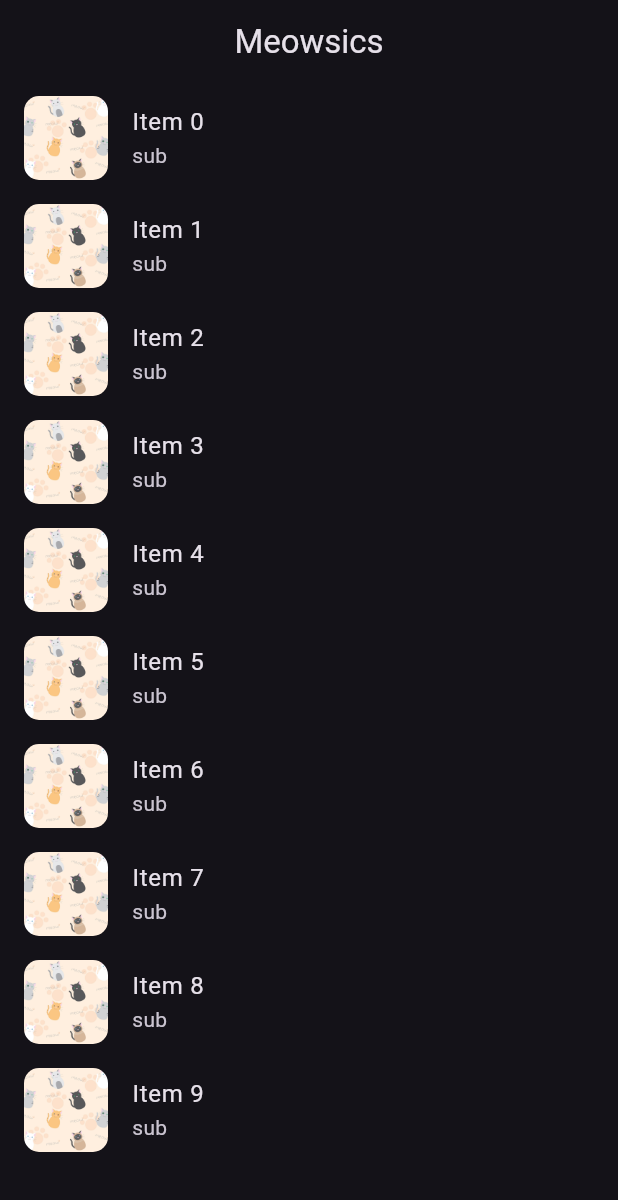
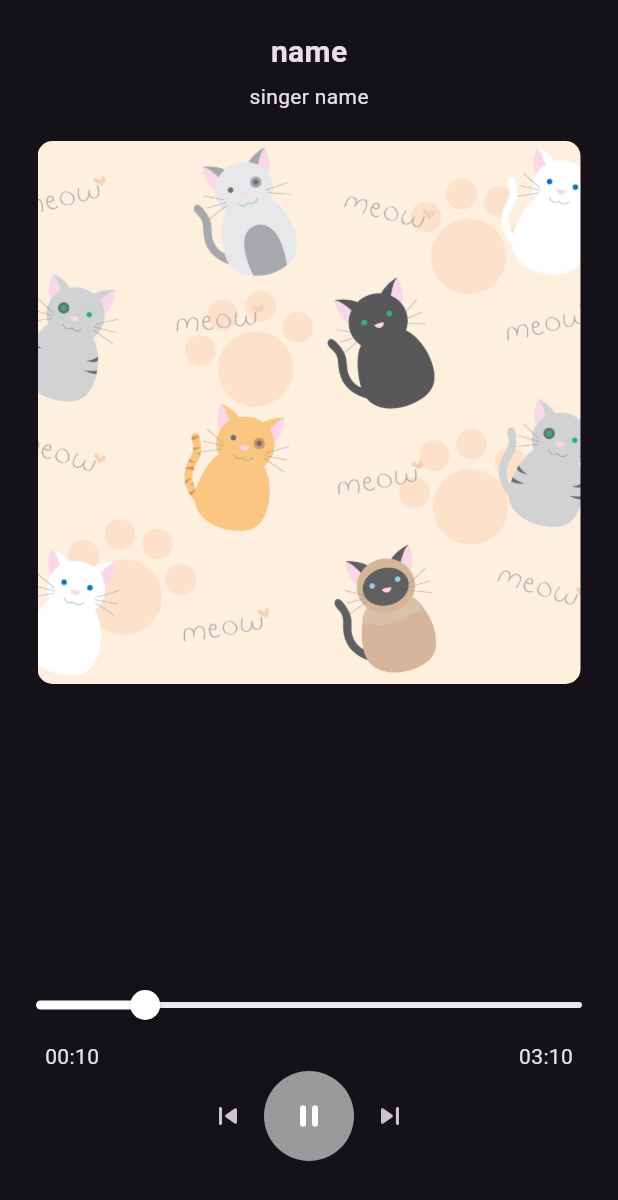
Before and after one commit to hadiseh39/flutter-music-player, a Flutter app: the screen it shows after launch, after a tap on an icon or button, on a phone screen of 412 x 824 dp. Shown: the top 1200 px of the screen. Run offline on Flutter 3.47's test engine with Material 3 defaults, Android fonts, the phone set to English and light mode, and no system bars.

Commit message:
added new page

```diff
--- a/lib/screens/home_page.dart
+++ b/lib/screens/home_page.dart
@@ -1,4 +1,5 @@
 import 'package:flutter/material.dart';
+import 'package:music_player/screens/play_page.dart';
 
 class HomePage extends StatefulWidget {
   const HomePage({super.key});
@@ -26,7 +27,9 @@ class _HomePageState extends State<HomePage> {
               title: Text('Item $index'),
               subtitle: Text('sub'),
               onTap: () {
-
+                Navigator.push(context, MaterialPageRoute(builder: (context){
+                  return PlayPage();
+                }));
               },
             );
           },
--- /dev/null
+++ b/lib/screens/play_page.dart
@@ -0,0 +1,79 @@
+import 'package:flutter/material.dart';
+
+class PlayPage extends StatefulWidget {
+  const PlayPage({super.key});
+
+  @override
+  State<PlayPage> createState() => _PlayPageState();
+}
+
+class _PlayPageState extends State<PlayPage> {
+  @override
+  Widget build(BuildContext context) {
+    return Scaffold(
+      body: SafeArea(
+        child: Stack(
+          children: [
+            Column(
+              children: [
+                const SizedBox(height: 20,),
+                const Text('name',
+                  style: TextStyle(fontSize: 20, fontWeight: FontWeight.bold),
+                ),
+                const SizedBox(height: 5,),
+                const Text('singer name',
+                  //style: TextStyle(fontSize: ),
+                ),
+                const SizedBox(height: 20,),
+                ClipRRect(
+                  borderRadius: BorderRadius.circular(10),
+                  child: Image.asset('assets/images/57200.jpg',
+                    width: MediaQuery.of(context).size.width - 50,
+                  )
+                ),
+                const Spacer(),
+                Slider(
+                  value: 0.2,
+                  thumbColor: Colors.white,
+                  activeColor: Colors.white,
+                  inactiveColor: const Color.fromARGB(255, 234, 234, 234),
+                  onChanged: (value){}
+                ),
+                const Row(
+                  children: [
+                    SizedBox(width: 30,),
+                    Text('00:10'),
+                    Spacer(),
+                    Text('03:10'),
+                    SizedBox(width: 30,),
+                  ],
+                ),
+                Row(
+                  mainAxisAlignment: MainAxisAlignment.center,
+                  children: [
+                    IconButton(onPressed: (){}, icon: const Icon(Icons.skip_previous_rounded)),
+                    CircleAvatar(
+                      radius: 30,
+                      backgroundColor: const Color.fromARGB(255, 154, 154, 154),
+                      child: IconButton(
+                        icon: const Icon(
+                          Icons.pause_rounded,
+                          color: Color.fromARGB(255, 255, 255, 255),
+                        ),
+                        onPressed: () {
+
+                        },
+                      ),
+                    ),
+                    IconButton(onPressed: (){}, icon: const Icon(Icons.skip_next_rounded)),
+                  ],
+                ),
+                const SizedBox(height: 50,)
+              ],
+            )
+          ],
+        ),
+      ),
+    );
+  }
+}
```
